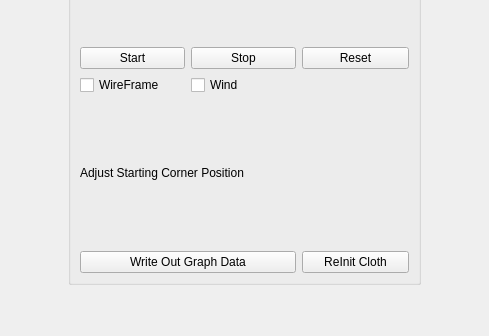
Before: the Qt Designer form gnatvCloth/ui/MainWindow.ui in rstrohkorb/GNATV_cloth_sim, drawn with Qt 5; both pictures show x 648 to 1137 and y 320 to 656 of the 1431 by 656 pixel window.
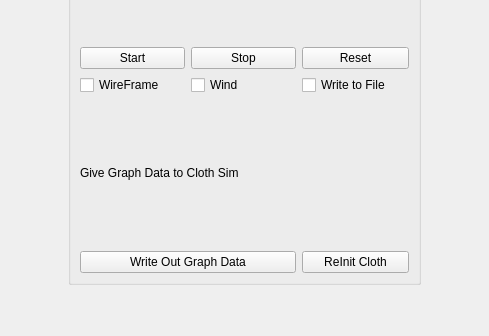
After: the same form once the commit is applied.

Commit message: can write to file

Diff of the .ui file:
```diff
--- a/gnatvCloth/ui/MainWindow.ui
+++ b/gnatvCloth/ui/MainWindow.ui
@@ -123,6 +123,13 @@
          </item>
         </widget>
        </item>
+       <item row="4" column="2">
+        <widget class="QCheckBox" name="m_writeToFile">
+         <property name="text">
+          <string>Write to File</string>
+         </property>
+        </widget>
+       </item>
        <item row="4" column="1">
         <widget class="QCheckBox" name="m_isWindOn">
          <property name="text">
@@ -158,20 +165,6 @@
          </property>
         </widget>
        </item>
-       <item row="6" column="0" colspan="3">
-        <widget class="QLabel" name="label_2">
-         <property name="text">
-          <string>Adjust Starting Corner Position</string>
-         </property>
-        </widget>
-       </item>
-       <item row="0" column="2">
-        <widget class="QLabel" name="label_6">
-         <property name="text">
-          <string>Integration</string>
-         </property>
-        </widget>
-       </item>
        <item row="1" column="1">
         <widget class="QComboBox" name="m_fixptSelect">
          <item>
@@ -206,6 +199,13 @@
          </item>
         </widget>
        </item>
+       <item row="0" column="2">
+        <widget class="QLabel" name="label_6">
+         <property name="text">
+          <string>Integration</string>
+         </property>
+        </widget>
+       </item>
        <item row="2" column="0" colspan="3" alignment="Qt::AlignLeft">
         <widget class="QLabel" name="label">
          <property name="text">
@@ -213,20 +213,27 @@
          </property>
         </widget>
        </item>
-       <item row="7" column="0" colspan="2">
+       <item row="6" column="0" colspan="2">
         <widget class="QPushButton" name="m_writeGraphButton">
          <property name="text">
           <string>Write Out Graph Data</string>
          </property>
         </widget>
        </item>
-       <item row="7" column="2">
+       <item row="6" column="2">
         <widget class="QPushButton" name="m_reinitClothButton">
          <property name="text">
           <string>ReInit Cloth</string>
          </property>
         </widget>
        </item>
+       <item row="5" column="0" colspan="3">
+        <widget class="QLabel" name="label_2">
+         <property name="text">
+          <string>Give Graph Data to Cloth Sim</string>
+         </property>
+        </widget>
+       </item>
       </layout>
      </widget>
     </item>
```
The commit also changes 393 other files.
